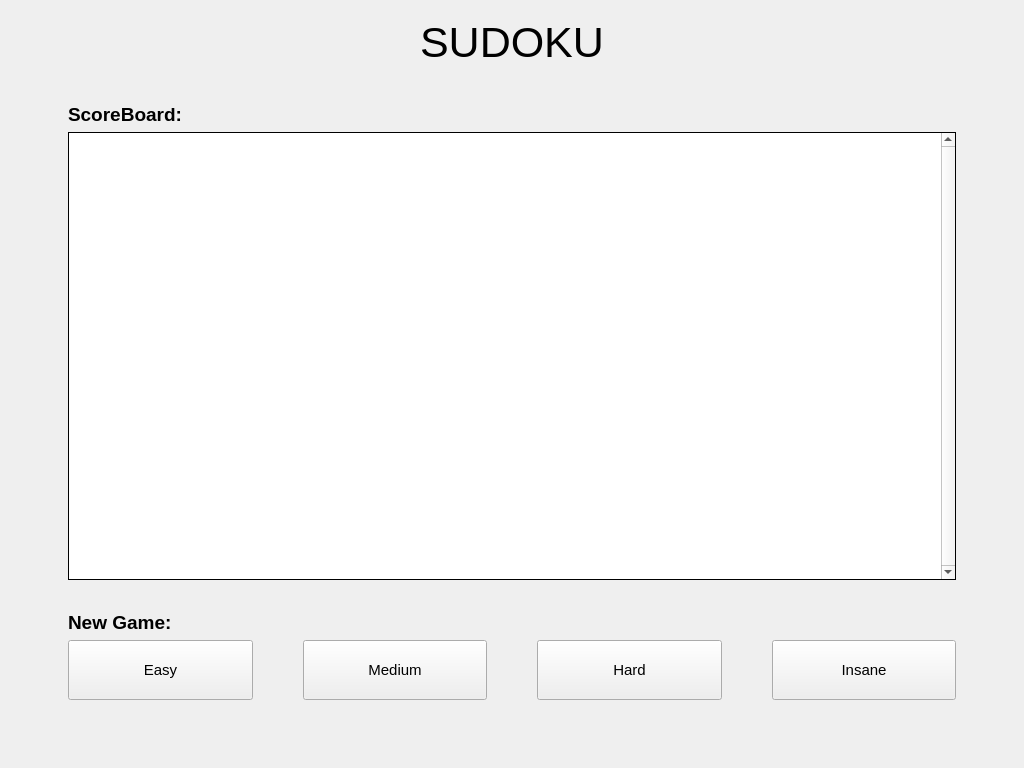
Old version of the form src/dev_gui/QtDesigner/scalableTry.ui in the repository tjorvenhillmann/Sudoku.
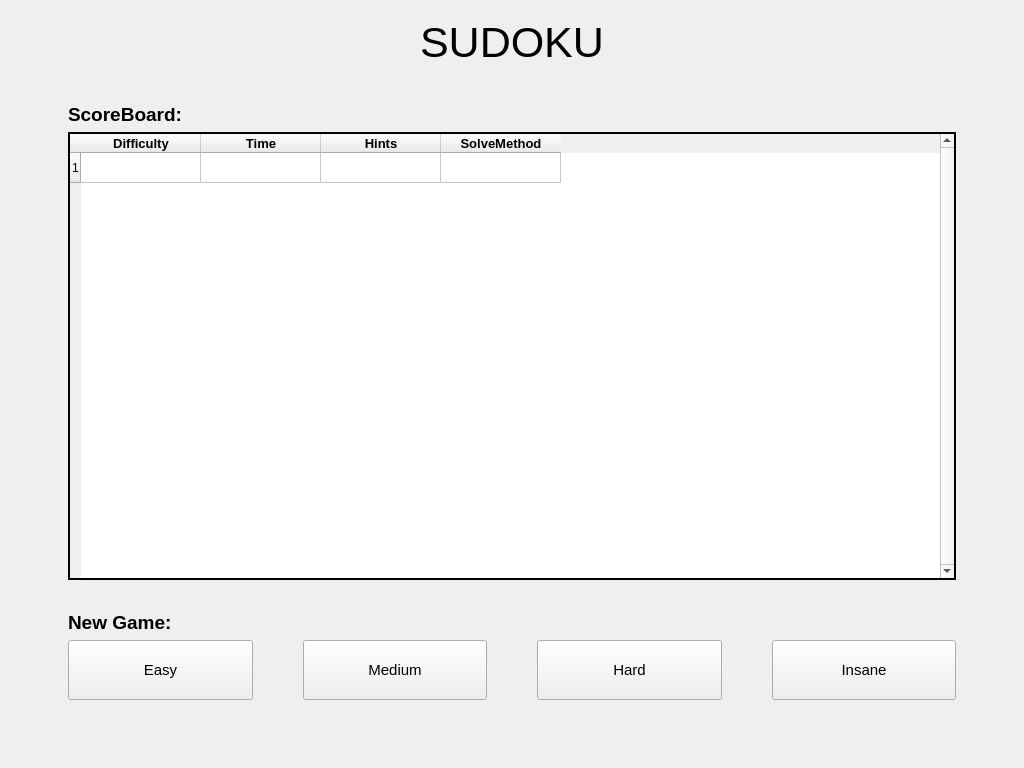
New version of the form. The open tabs and pages were chosen to show the change.

Commit message: with TableWidget

What changed in the file:
```diff
--- a/src/dev_gui/QtDesigner/scalableTry.ui
+++ b/src/dev_gui/QtDesigner/scalableTry.ui
@@ -161,7 +161,7 @@
              <number>50</number>
             </property>
             <item>
-             <widget class="QListView" name="listView">
+             <widget class="QTableWidget" name="tableWidget">
               <property name="sizePolicy">
                <sizepolicy hsizetype="Minimum" vsizetype="Expanding">
                 <horstretch>0</horstretch>
@@ -178,10 +178,10 @@
                <enum>QFrame::Plain</enum>
               </property>
               <property name="lineWidth">
-               <number>1</number>
+               <number>2</number>
               </property>
               <property name="midLineWidth">
-               <number>1</number>
+               <number>2</number>
               </property>
               <property name="verticalScrollBarPolicy">
                <enum>Qt::ScrollBarAlwaysOn</enum>
@@ -190,8 +190,79 @@
                <enum>Qt::ScrollBarAlwaysOff</enum>
               </property>
               <property name="sizeAdjustPolicy">
-               <enum>QAbstractScrollArea::AdjustIgnored</enum>
+               <enum>QAbstractScrollArea::AdjustToContentsOnFirstShow</enum>
               </property>
+              <property name="rowCount">
+               <number>1</number>
+              </property>
+              <attribute name="horizontalHeaderDefaultSectionSize">
+               <number>120</number>
+              </attribute>
+              <row/>
+              <column>
+               <property name="text">
+                <string>Difficulty</string>
+               </property>
+               <property name="font">
+                <font>
+                 <pointsize>10</pointsize>
+                 <weight>75</weight>
+                 <bold>true</bold>
+                </font>
+               </property>
+              </column>
+              <column>
+               <property name="text">
+                <string>Time</string>
+               </property>
+               <property name="font">
+                <font>
+                 <pointsize>10</pointsize>
+                 <weight>75</weight>
+                 <bold>true</bold>
+                </font>
+               </property>
+              </column>
+              <column>
+               <property name="text">
+                <string>Hints</string>
+               </property>
+               <property name="font">
+                <font>
+                 <pointsize>10</pointsize>
+                 <weight>75</weight>
+                 <bold>true</bold>
+                </font>
+               </property>
+              </column>
+              <column>
+               <property name="text">
+                <string>SolveMethod</string>
+               </property>
+               <property name="font">
+                <font>
+                 <pointsize>10</pointsize>
+                 <weight>75</weight>
+                 <bold>true</bold>
+                </font>
+               </property>
+              </column>
+              <item row="0" column="0">
+               <property name="font">
+                <font>
+                 <weight>50</weight>
+                 <bold>false</bold>
+                </font>
+               </property>
+              </item>
+              <item row="0" column="1">
+               <property name="font">
+                <font>
+                 <weight>50</weight>
+                 <bold>false</bold>
+                </font>
+               </property>
+              </item>
              </widget>
             </item>
            </layout>
```
Left out of the diff: 3299 changed lines with no effect on the pictures. Lines whose indentation alone changed are shown as unchanged.
